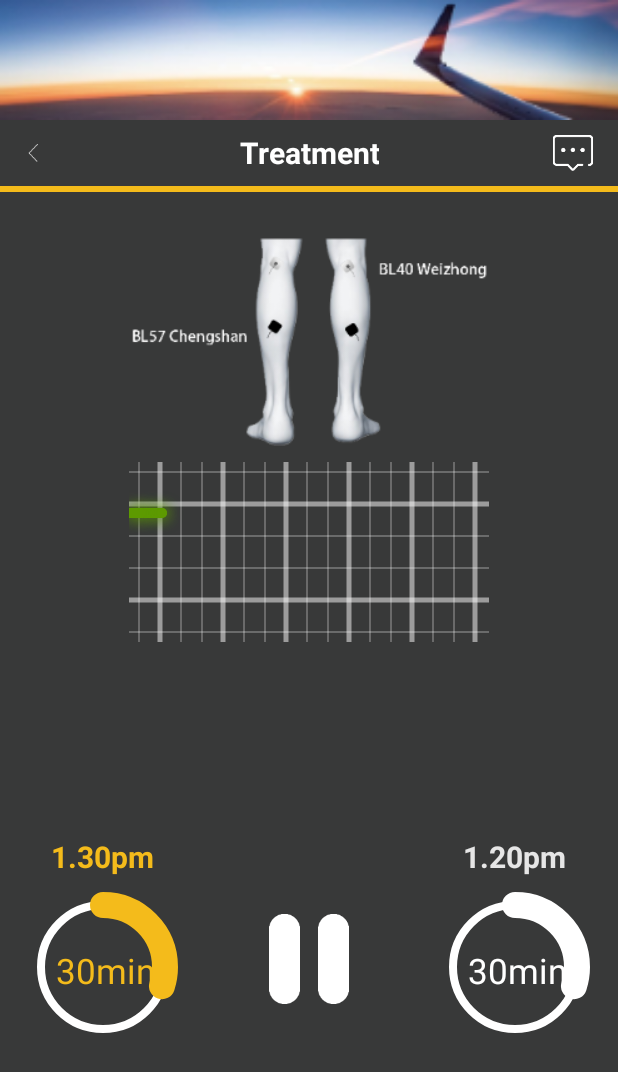
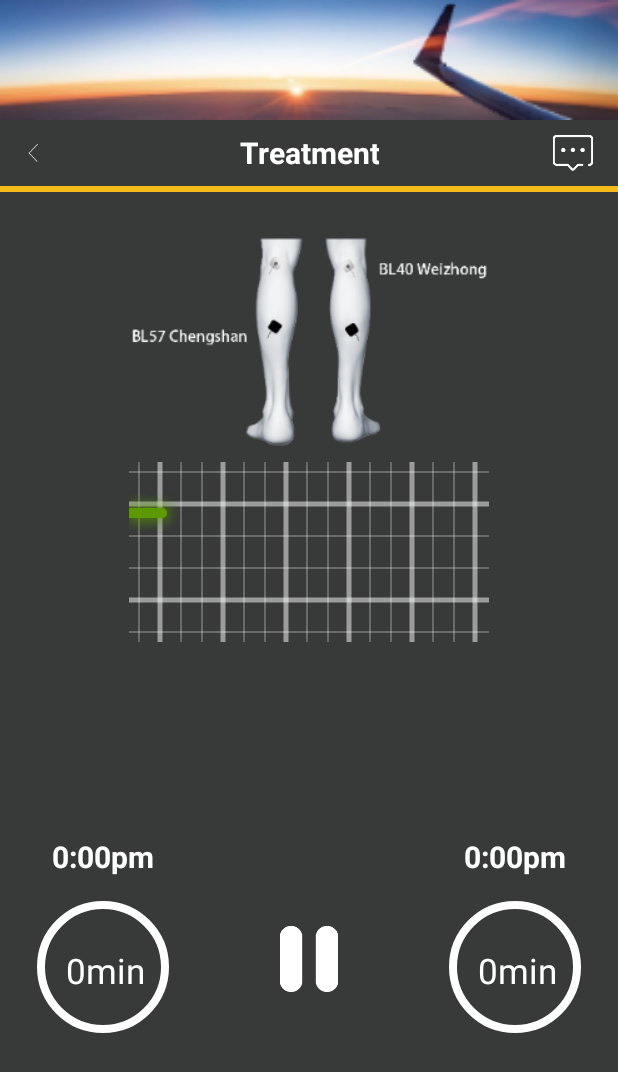
Before and after one commit to MaGuiSen/Volosano, an Android app: the PlayActivity screen opened directly, with no data from a screen before it, on a phone screen of 412 x 824 dp. Shown: the top 1072 px of the screen. Run offline under Robolectric (Android 15) with nearby library versions, the phone set to English and light mode, and no system bars; our stand-ins replace ButterKnife; 10 statements that could not run were skipped.

Commit message:
处理细节

```diff
--- a/app/src/main/java/com/volosano/PlayActivity.java
+++ b/app/src/main/java/com/volosano/PlayActivity.java
@@ -1,6 +1,8 @@
 package com.volosano;
 
+import android.content.Context;
 import android.content.Intent;
+import android.media.AudioManager;
 import android.os.Bundle;
 import android.support.v7.app.AppCompatActivity;
 import android.view.View;
@@ -8,7 +10,8 @@ import android.widget.ImageView;
 import android.widget.LinearLayout;
 import android.widget.TextView;
 
-import com.volosano.manager.PlayManager;
+import com.volosano.modal.GroupSetting;
+import com.volosano.modal.PointSetting;
 
 import butterknife.Bind;
 import butterknife.ButterKnife;
@@ -38,6 +41,11 @@ public class PlayActivity extends AppCompatActivity {
     LinearLayout activityMain;
 
     String currPoint = "";
+    PointSetting currPointSetting = null;
+    GroupSetting group1 = null;
+    GroupSetting group2 = null;
+    boolean isPlay = false;
+
     @Override
     protected void onCreate(Bundle savedInstanceState) {
         super.onCreate(savedInstanceState);
@@ -52,9 +60,41 @@ public class PlayActivity extends AppCompatActivity {
         }else if("Low Back".equals(currPoint)){
             imgPart.setImageResource(BodyImages[2]);
         }
-        PlayManager.getInstance().start();
-        progressFirst.setProgressColor(0xffF4BB1B);
+        currPointSetting = Global.currSetting;
+        group1 = currPointSetting.getGroupSetting1();
+        group2 = currPointSetting.getGroupSetting2();
+        setVoice(currPointSetting.getIntensity());
+        setCircleProgress();
+    }
+
+    private void setCircleProgress() {
+        int hour = group1.getHour();
+        int minute = group1.getMinute();
+        int timeLong = group1.getTimeLong();
+        boolean firstEnable = group1.isEnable();
+        String timeStatus = hour > 12 ? "am" : "pm";
+        String minuteString = (minute < 10 ? "0":"") + minute;
+        txtFirstTime.setText(hour+":"+minuteString+timeStatus);
+        progressFirst.setProgress(timeLong);
+        //0xffffffff 0xffF4BB1B
+        txtFirstTime.setTextColor(0xffffffff);
+        progressFirst.setProgressColor(0xffffffff);
+
+
+        int hour2 = group2.getHour();
+        int minute2 = group2.getMinute();
+        int timeLong2 = group2.getTimeLong();
+        String timeStatus2 = hour > 12 ? "am" : "pm";
+        String minuteString2 = (minute2 < 10 ? "0":"") + minute2;
+        txtSecondTime.setText(hour2+":"+minuteString2+timeStatus2);
+        txtSecondTime.setTextColor(0xffffffff);
+        progressSecond.setProgress(timeLong2);
         progressSecond.setProgressColor(0xffffffff);
+    }
+
+    private void setVoice(int voice) {
+        AudioManager mAudioManager = (AudioManager) getSystemService(Context.AUDIO_SERVICE);
+        mAudioManager.setStreamVolume(AudioManager.STREAM_MUSIC, voice, 0); //tempVolume:音量绝对值
     }
 
     @OnClick({R.id.img_back, R.id.img_msg, R.id.img_play})
@@ -67,6 +107,16 @@ public class PlayActivity extends AppCompatActivity {
                 startActivity(new Intent(this, ContactActivity.class));
                 break;
             case R.id.img_play:
+                isPlay = !isPlay;
+                if(isPlay){
+                    //开启音乐
+                    //开启波形图
+                    //变化为暂停键
+                }else{
+                    //暂停音乐
+                    //停止波形图
+                    //变化为开始键
+                }
                 break;
         }
     }
--- a/app/src/main/res/layout/activity_play.xml
+++ b/app/src/main/res/layout/activity_play.xml
@@ -130,8 +130,8 @@
             <ImageView
                 android:id="@+id/img_play"
                 android:src="@mipmap/icon_stop"
-                android:layout_width="60dp"
-                android:layout_height="60dp"/>
+                android:layout_width="44dp"
+                android:layout_height="44dp"/>
         </LinearLayout>
         <LinearLayout
             android:layout_width="0dp"
```
Also changed, not shown: app/src/main/java/com/volosano/SettingActivity.java (+17 -13 lines).
